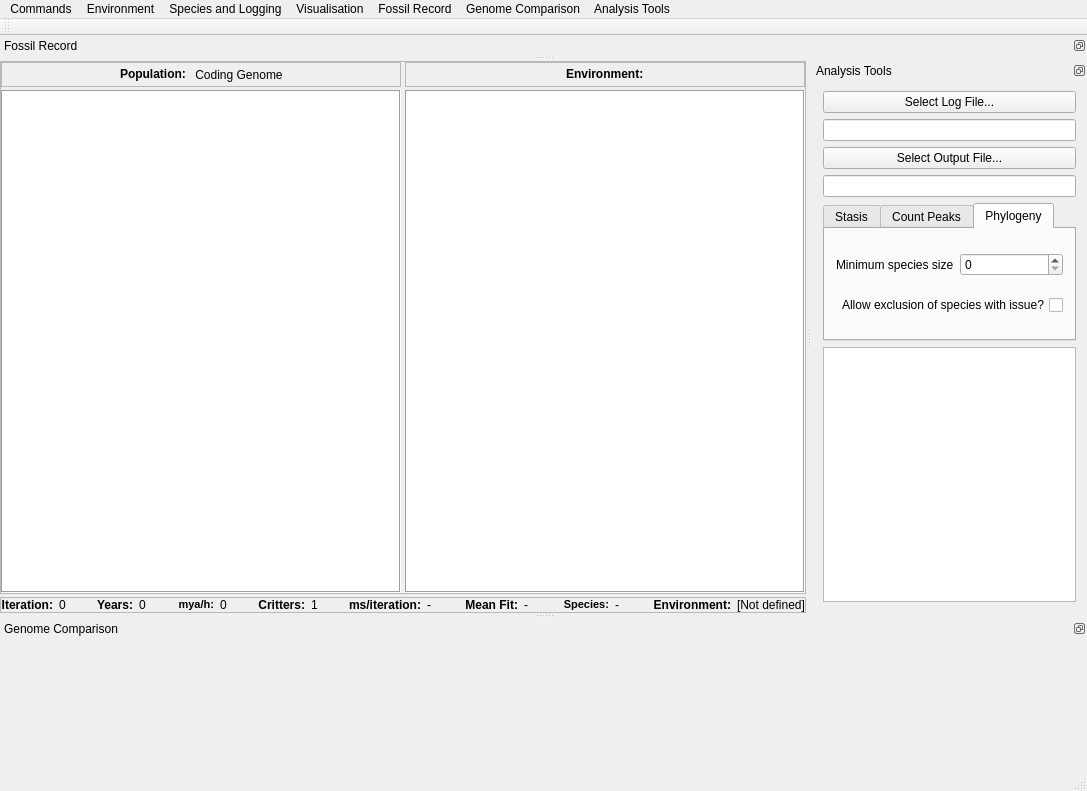
Qt form mainwindow.ui (marksutton/EvoSim) before a commit.
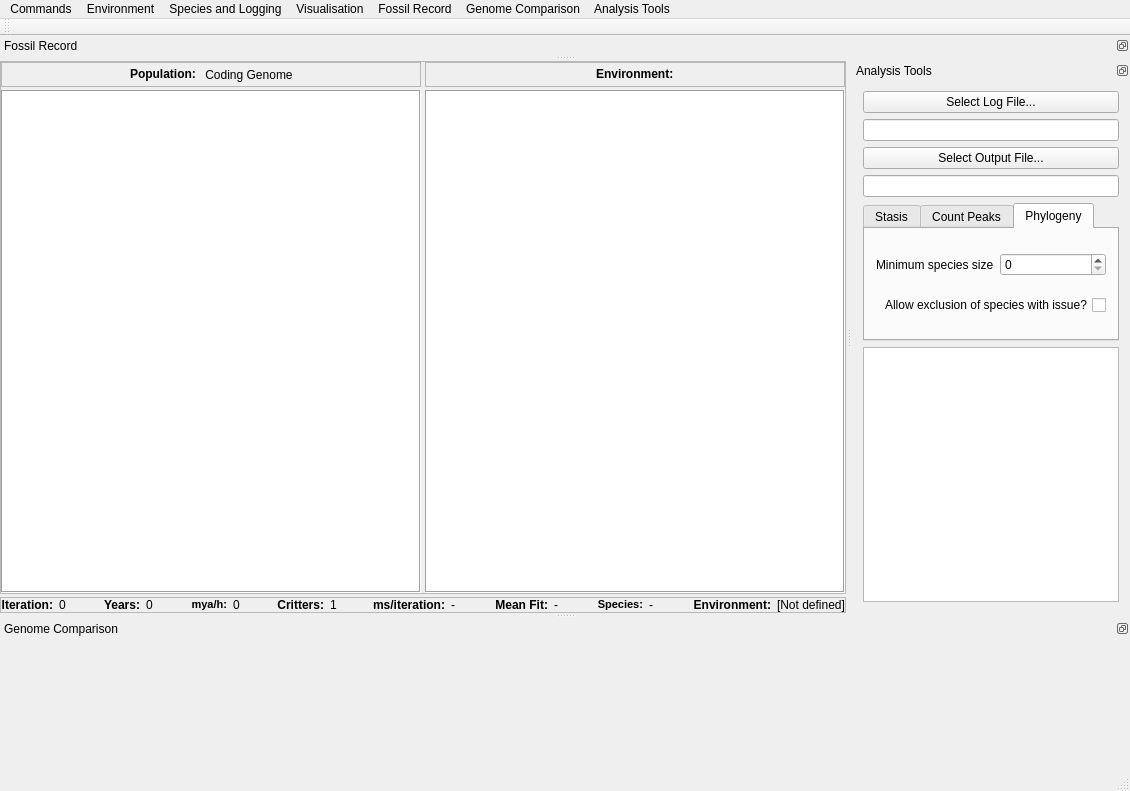
The same form after that commit.

Commit message: Made all log files etc. explicitly text files to dealw ith linebreaks between different OSs

```diff
--- a/mainwindow.ui
+++ b/mainwindow.ui
@@ -6,7 +6,7 @@
    <rect>
     <x>0</x>
     <y>0</y>
-    <width>1054</width>
+    <width>1130</width>
     <height>791</height>
    </rect>
   </property>
@@ -785,8 +785,8 @@
     <rect>
      <x>0</x>
      <y>0</y>
-     <width>1054</width>
-     <height>21</height>
+     <width>1130</width>
+     <height>22</height>
     </rect>
    </property>
    <widget class="QMenu" name="menuCommands">
```
Left out of the diff: 1 changed line with no effect on the pictures. The commit also changes 1 other file.
